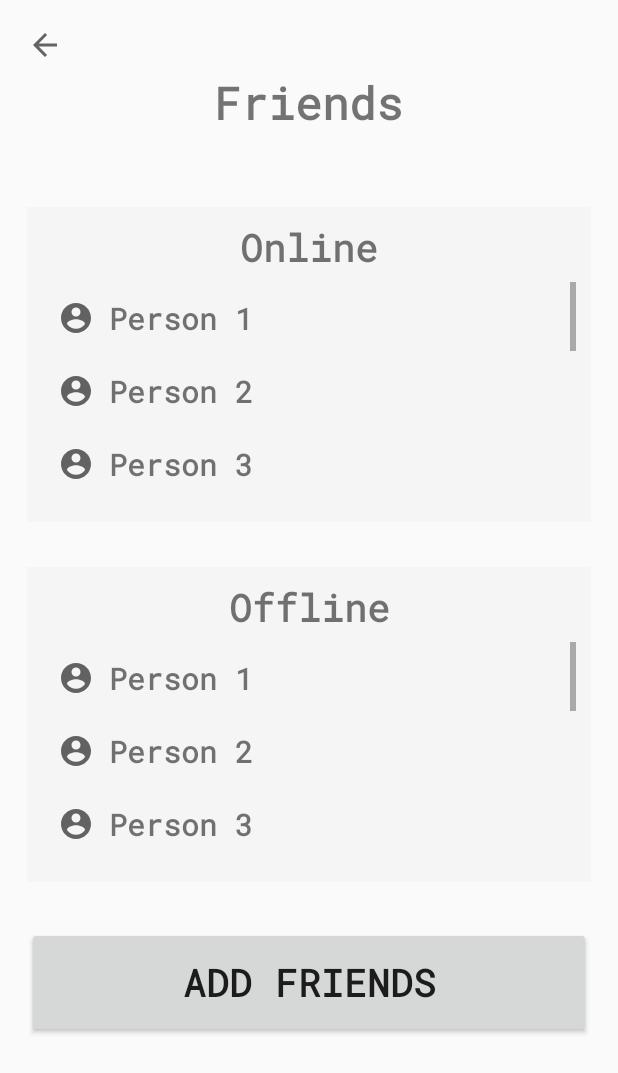
After one commit to ChiMasterBing/vCareApp, an Android app: the FriendsScreen screen opened directly, with no data from a screen before it, on a phone screen of 412 x 824 dp. The commit adds this screen. Shown: the top 1073 px of the screen. Run offline under Robolectric (Android 15) with nearby library versions, the light colour scheme and no system bars; Roboto replaces fonts that are not available here.

Commit message:
Added Friends Screen, Friends RecyclerView, changed Orientation/padding in past screens

```diff
--- a/app/src/main/AndroidManifest.xml
+++ b/app/src/main/AndroidManifest.xml
@@ -13,7 +13,8 @@
         android:roundIcon="@mipmap/ic_launcher_round"
         android:supportsRtl="true"
         android:theme="@style/Theme.VCare">
-        <activity android:name=".SecurityKey"></activity>
+        <activity android:name=".FriendsScreen"></activity>
+        <activity android:name=".SecurityKey" />
 
         <meta-data
             android:name="com.google.android.actions"
--- /dev/null
+++ b/app/src/main/java/com/example/vcare/Friend.java
@@ -0,0 +1,21 @@
+package com.example.vcare;
+
+public class Friend {
+
+    private String name;
+    private boolean isOnline;
+
+    public Friend() {}
+    public Friend(String name, boolean isOnline) {
+        this.name = name;
+        this.isOnline = isOnline;
+    }
+
+    public String getName() { return name; }
+
+    public void setName(String name) { this.name = name; }
+
+    public boolean getOnlineStatus() { return isOnline; }
+
+    public void setOnlineStatus(boolean isOnline) { this.isOnline = isOnline; }
+}
--- /dev/null
+++ b/app/src/main/java/com/example/vcare/FriendRecViewAdapter.java
@@ -0,0 +1,64 @@
+package com.example.vcare;
+
+import android.content.Context;
+import android.view.LayoutInflater;
+import android.view.View;
+import android.view.ViewGroup;
+import android.widget.RelativeLayout;
+import android.widget.TextView;
+
+import androidx.annotation.NonNull;
+import androidx.cardview.widget.CardView;
+import androidx.recyclerview.widget.RecyclerView;
+
+import org.jetbrains.annotations.NotNull;
+
+import java.util.ArrayList;
+
+public class FriendRecViewAdapter extends RecyclerView.Adapter<FriendRecViewAdapter.ViewHolder> {
+
+    private ArrayList<Friend> friends;
+    private Context context;
+
+    public FriendRecViewAdapter(Context context) { this.context = context; }
+
+    public FriendRecViewAdapter(Context context, ArrayList<Friend> friends) {
+        this.context = context;
+        this.friends = friends;
+    }
+    @NonNull
+    @NotNull
+    @Override
+    public ViewHolder onCreateViewHolder(@NonNull @NotNull ViewGroup parent, int viewType) {
+        View view = LayoutInflater.from(parent.getContext()).inflate(R.layout.friend_list, parent, false);
+        FriendRecViewAdapter.ViewHolder holder = new FriendRecViewAdapter.ViewHolder(view);
+        return holder;
+    }
+
+    @Override
+    public void onBindViewHolder(@NonNull @NotNull FriendRecViewAdapter.ViewHolder holder, int position) {
+        holder.friendTxt.setText(friends.get(position).getName());
+    }
+
+    @Override
+    public int getItemCount() {
+        return friends.size();
+    }
+
+    public void setFriends(ArrayList<Friend> friends) {
+        this.friends = friends;
+        notifyDataSetChanged();
+    }
+
+    public class ViewHolder extends RecyclerView.ViewHolder {
+
+        private TextView friendTxt;
+        private RelativeLayout parent;
+
+        public ViewHolder(@NonNull View itemView) {
+            super(itemView);
+            friendTxt = itemView.findViewById(R.id.friendTxt);
+            parent = itemView.findViewById(R.id.parent);
+        }
+    }
+}
--- /dev/null
+++ b/app/src/main/java/com/example/vcare/FriendsScreen.java
@@ -0,0 +1,63 @@
+package com.example.vcare;
+
+import androidx.appcompat.app.AppCompatActivity;
+import androidx.recyclerview.widget.LinearLayoutManager;
+import androidx.recyclerview.widget.RecyclerView;
+
+import android.content.Intent;
+import android.os.Bundle;
+import android.view.View;
+import android.widget.ImageButton;
+
+import java.util.ArrayList;
+
+public class FriendsScreen extends AppCompatActivity {
+
+    private ImageButton back;
+    private RecyclerView onlineFriendsRecView;
+    private RecyclerView offlineFriendsRecView;
+    private ArrayList<Friend> onlineFriends;
+    private ArrayList<Friend> offlineFriends;
+
+    @Override
+    protected void onCreate(Bundle savedInstanceState) {
+        super.onCreate(savedInstanceState);
+        setContentView(R.layout.activity_friends_screen);
+
+        View decorView = getWindow().getDecorView();
+        int uiOptions = View.SYSTEM_UI_FLAG_HIDE_NAVIGATION
+                | View.SYSTEM_UI_FLAG_FULLSCREEN;
+        decorView.setSystemUiVisibility(uiOptions);
+
+        back = findViewById(R.id.backBtn);
+        back.setOnClickListener(new View.OnClickListener(){
+            @Override
+            public void onClick(View v){
+                // currently no screens can navigate to Friends Screen
+                // startActivity(new Intent(FriendsScreen.this, Menu.class));
+                finish();
+            }
+        });
+
+        onlineFriendsRecView = findViewById(R.id.onlineFriendsRecView);
+        offlineFriendsRecView = findViewById(R.id.offlineFriendsRecView);
+
+        onlineFriends = new ArrayList<>();
+        offlineFriends = new ArrayList<>();
+        // Need to connect to firebase; generate Friend objects for now
+        for (int i=1;i<=10;i++) {
+            onlineFriends.add(new Friend("Person " + i, true));
+            offlineFriends.add(new Friend("Person " + i, false));
+        }
+
+        FriendRecViewAdapter onlineFriendsAdapter = new FriendRecViewAdapter(this);
+        onlineFriendsAdapter.setFriends(onlineFriends);
+        onlineFriendsRecView.setAdapter(onlineFriendsAdapter);
+        onlineFriendsRecView.setLayoutManager(new LinearLayoutManager(this, LinearLayoutManager.VERTICAL, false));
+
+        FriendRecViewAdapter offlineFriendsAdapter = new FriendRecViewAdapter(this);
+        offlineFriendsAdapter.setFriends(offlineFriends);
+        offlineFriendsRecView.setAdapter(offlineFriendsAdapter);
+        offlineFriendsRecView.setLayoutManager(new LinearLayoutManager(this, LinearLayoutManager.VERTICAL, false));
+    }
+}
--- a/app/src/main/java/com/example/vcare/SecurityKey.java
+++ b/app/src/main/java/com/example/vcare/SecurityKey.java
@@ -17,6 +17,11 @@ public class SecurityKey extends AppCompatActivity {
     protected void onCreate(Bundle savedInstanceState) {
         super.onCreate(savedInstanceState);
         setContentView(R.layout.activity_security_key);
+
+        View decorView = getWindow().getDecorView();
+        int uiOptions = View.SYSTEM_UI_FLAG_HIDE_NAVIGATION
+                | View.SYSTEM_UI_FLAG_FULLSCREEN;
+        decorView.setSystemUiVisibility(uiOptions);
 
         selectPresetKey = findViewById(R.id.selectPresetKey);
         ArrayAdapter<CharSequence> adapter = ArrayAdapter.createFromResource(this, R.array.securityQuestions, android.R.layout.simple_spinner_item);
--- a/app/src/main/res/layout/activity_article_web_view.xml
+++ b/app/src/main/res/layout/activity_article_web_view.xml
@@ -4,6 +4,8 @@
     xmlns:tools="http://schemas.android.com/tools"
     android:layout_width="match_parent"
     android:layout_height="match_parent"
+    android:orientation="vertical"
+    android:padding="18dp"
     tools:context=".ArticleWebView">
 
     <WebView
--- a/app/src/main/res/layout/activity_citations.xml
+++ b/app/src/main/res/layout/activity_citations.xml
@@ -4,6 +4,8 @@
     xmlns:tools="http://schemas.android.com/tools"
     android:layout_width="wrap_content"
     android:layout_height="wrap_content"
+    android:orientation="vertical"
+    android:padding="18dp"
     tools:context=".Citations">
 
     <ImageButton
--- /dev/null
+++ b/app/src/main/res/layout/activity_friends_screen.xml
@@ -0,0 +1,98 @@
+<?xml version="1.0" encoding="utf-8"?>
+<RelativeLayout xmlns:android="http://schemas.android.com/apk/res/android"
+    xmlns:app="http://schemas.android.com/apk/res-auto"
+    xmlns:tools="http://schemas.android.com/tools"
+    android:layout_width="match_parent"
+    android:layout_height="match_parent"
+    android:orientation="vertical"
+    android:padding="18dp"
+    tools:context=".FriendsScreen">
+
+    <ImageButton
+        android:id="@+id/backBtn"
+        android:layout_width="wrap_content"
+        android:layout_height="wrap_content"
+        android:background="@null"
+        android:src="@drawable/ic_arrowback" />
+
+    <TextView
+        android:id="@+id/friendsTitle"
+        android:layout_width="wrap_content"
+        android:layout_height="wrap_content"
+        android:fontFamily="@font/roboto_mono"
+        android:text="Friends"
+        android:textSize="30dp"
+        android:textStyle="bold"
+        android:layout_centerHorizontal="true"
+        android:layout_marginTop="30dp" />
+
+    <RelativeLayout
+        android:id="@+id/onlineUserLayout"
+        android:layout_width="match_parent"
+        android:layout_height="wrap_content"
+        android:padding="10dp"
+        android:background="@color/browser_actions_bg_grey"
+        android:layout_marginTop="120dp" >
+
+        <TextView
+            android:id="@+id/onlineUsersTitle"
+            android:layout_width="match_parent"
+            android:layout_height="wrap_content"
+            android:text="Online"
+            android:textSize="25dp"
+            android:textStyle="bold"
+            android:fontFamily="@font/roboto_mono"
+            android:gravity="center_horizontal" />
+
+        <androidx.recyclerview.widget.RecyclerView
+            android:id="@+id/onlineFriendsRecView"
+            android:layout_width="wrap_content"
+            android:layout_height="150dp"
+            android:layout_marginTop="40dp"
+            android:scrollbars="vertical" />
+
+    </RelativeLayout>
+
+    <RelativeLayout
+        android:id="@+id/offlineUserLayout"
+        android:layout_width="match_parent"
+        android:layout_height="wrap_content"
+        android:padding="10dp"
+        android:background="@color/browser_actions_bg_grey"
+        android:layout_below="@+id/onlineUserLayout"
+        android:layout_marginTop="30dp" >
+
+        <TextView
+            android:id="@+id/offlineUsersTitle"
+            android:layout_width="match_parent"
+            android:layout_height="wrap_content"
+            android:text="Offline"
+            android:textSize="25dp"
+            android:textStyle="bold"
+            android:fontFamily="@font/roboto_mono"
+            android:gravity="center_horizontal" />
+
+        <androidx.recyclerview.widget.RecyclerView
+            android:id="@+id/offlineFriendsRecView"
+            android:layout_width="wrap_content"
+            android:layout_height="150dp"
+            android:layout_marginTop="40dp"
+            android:scrollbars="vertical" />
+
+    </RelativeLayout>
+
+    <Button
+        android:id="@+id/addFriendsBtn"
+        android:layout_width="match_parent"
+        android:layout_height="wrap_content"
+        android:layout_below="@+id/offlineUserLayout"
+        android:layout_marginTop="30dp"
+        android:text="Add Friends"
+        android:textSize="25dp"
+        android:textStyle="bold"
+        android:fontFamily="@font/roboto_mono"
+        android:layout_centerHorizontal="true"
+        android:padding="20dp" />
+
+
+</RelativeLayout>
--- a/app/src/main/res/layout/activity_security_key.xml
+++ b/app/src/main/res/layout/activity_security_key.xml
@@ -4,6 +4,8 @@
     xmlns:tools="http://schemas.android.com/tools"
     android:layout_width="match_parent"
     android:layout_height="match_parent"
+    android:orientation="vertical"
+    android:padding="18dp"
     tools:context=".SecurityKey">
 
     <ImageButton
--- /dev/null
+++ b/app/src/main/res/layout/friend_list.xml
@@ -0,0 +1,26 @@
+<?xml version="1.0" encoding="utf-8"?>
+<RelativeLayout xmlns:android="http://schemas.android.com/apk/res/android"
+    android:id="@+id/parent"
+    android:layout_width="match_parent"
+    android:layout_height="wrap_content"
+    android:layout_margin="5dp"
+    android:padding="5dp" >
+
+    <RelativeLayout
+        android:layout_width="match_parent"
+        android:layout_height="wrap_content" >
+
+        <TextView
+            android:id="@+id/friendTxt"
+            android:layout_width="wrap_content"
+            android:layout_height="wrap_content"
+            android:fontFamily="@font/roboto_mono"
+            android:text="Person"
+            android:textSize="20dp"
+            android:textStyle="bold"
+            android:drawableLeft="@drawable/ic_baseline_account_circle_24"
+            android:drawablePadding="10dp"/>
+
+    </RelativeLayout>
+
+</RelativeLayout>
```
